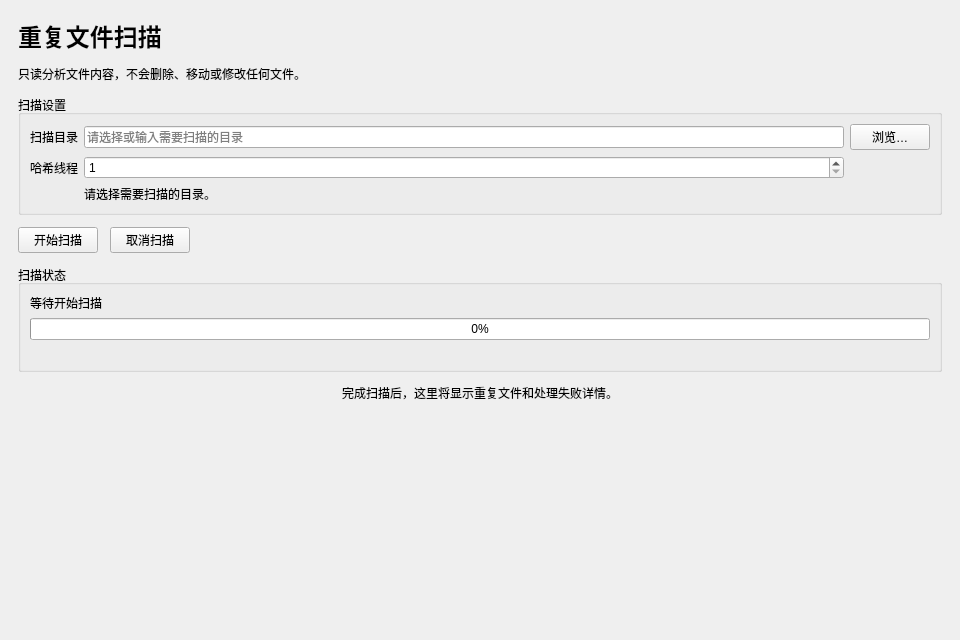
Old version of the form apps/gui/main_window.ui in the repository jiweidada/BatchGuard.
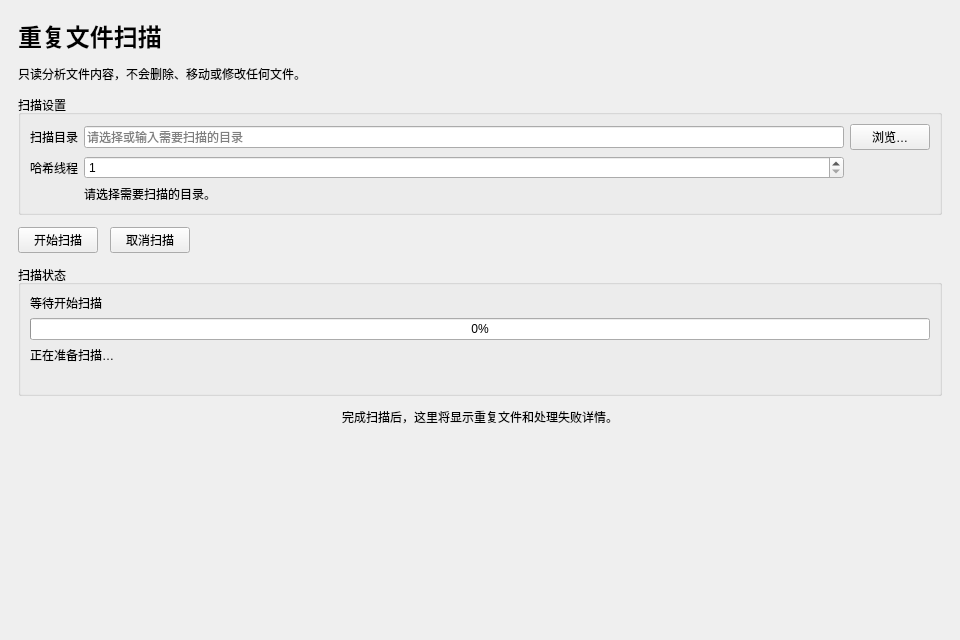
New version of the form.

Commit message: feat: 接入后台扫描和进度显示

What changed in the file:
```diff
--- a/apps/gui/main_window.ui
+++ b/apps/gui/main_window.ui
@@ -171,6 +171,13 @@
          </property>
         </widget>
        </item>
+       <item>
+        <widget class="QLabel" name="progressDetailsLabel">
+         <property name="text">
+          <string>正在准备扫描…</string>
+         </property>
+        </widget>
+       </item>
        <item>
         <widget class="QLabel" name="failureLabel">
          <property name="text">
```
The commit also changes 12 other files.
